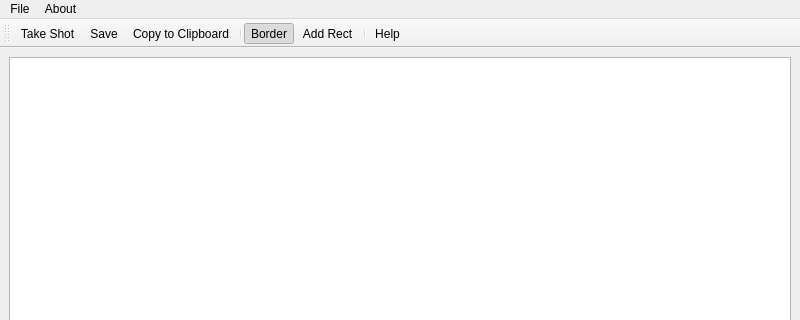
First picture: the form in mainwindow.ui, repository mrecz/interceptor-plus-plus, before the edit; both pictures show x 0 to 800 and y 0 to 320 of the 800 by 600 pixel window.
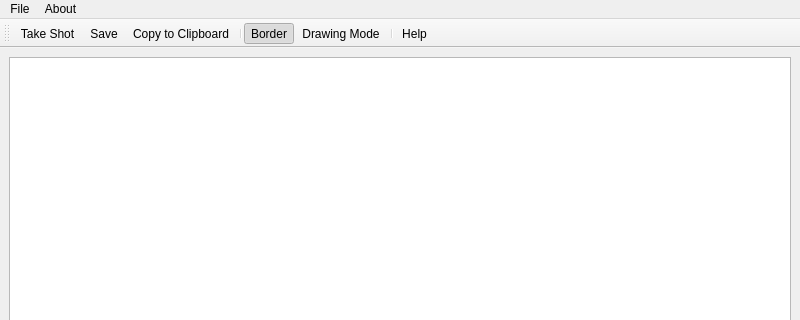
Second picture: the form after the edit. Icons and pictures are not drawn.

The edit to the form file:
```diff
--- a/mainwindow.ui
+++ b/mainwindow.ui
@@ -194,7 +194,7 @@
      <normaloff>:/img/IconRect</normaloff>:/img/IconRect</iconset>
    </property>
    <property name="text">
-    <string>Add Rect</string>
+    <string>Drawing Mode</string>
    </property>
    <property name="toolTip">
     <string>Check to draw red rectangle</string>
```
Left out of the diff: 8 changed lines with no effect on the pictures.
